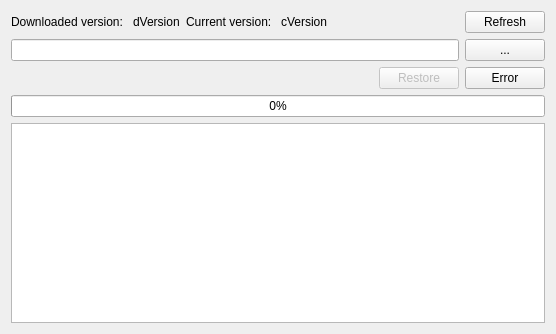
Above: mainwindow.ui from FusionLauncher/FusionUpdater before the change. Below: the same form after it.
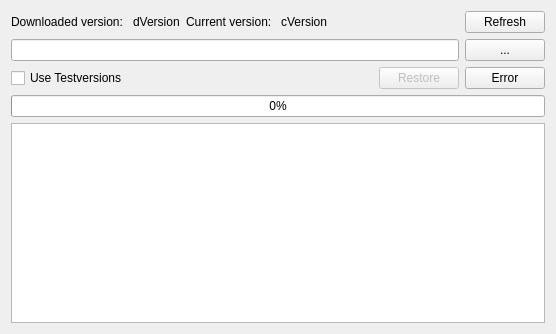
That is the form after the change.

Commit message:
Add Checkbox to use Nightly-Version
(No functionality)

Diff of the .ui file:
```diff
--- a/mainwindow.ui
+++ b/mainwindow.ui
@@ -140,6 +140,13 @@
        <property name="bottomMargin">
         <number>0</number>
        </property>
+       <item>
+        <widget class="QCheckBox" name="cb_useNightly">
+         <property name="text">
+          <string>Use Testversions</string>
+         </property>
+        </widget>
+       </item>
        <item>
         <spacer name="horizontalSpacer_2">
          <property name="orientation">
```
